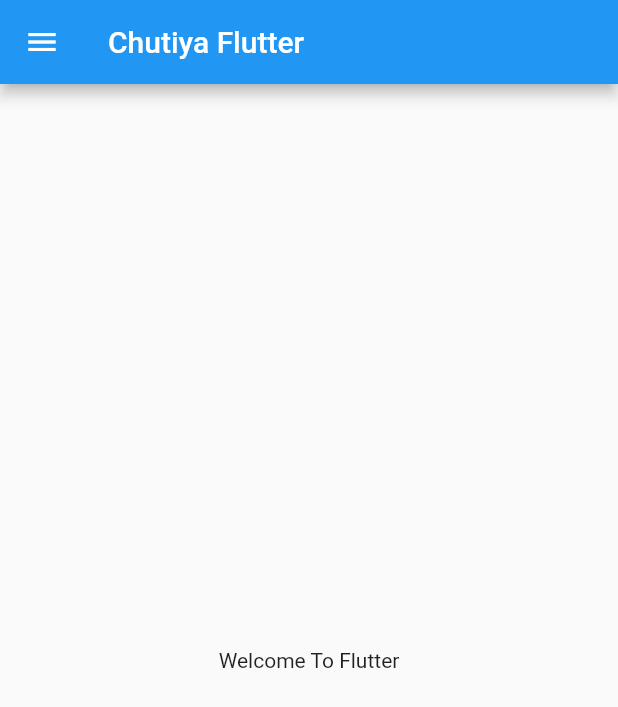
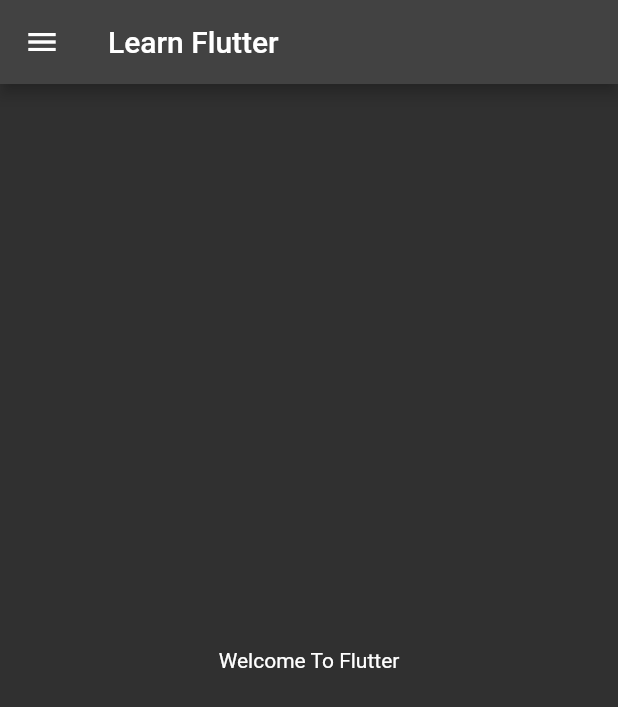
Before and after one commit to Anirudh-2003/Catalog-App, a Flutter app: the screen it shows after launch, on a phone screen of 412 x 824 dp. Shown: the top 707 px of the screen. Run offline on Flutter 3.47's test engine with Material 2 defaults, Android fonts, the phone set to English and light mode, and no system bars.

Commit message:
Pre-Setting Dark Mode

```diff
--- a/lib/HomePage.dart
+++ b/lib/Screens/HomePage.dart
@@ -7,7 +7,7 @@ class HomePage extends StatelessWidget {
   Widget build(BuildContext context) {
     return Scaffold(
       appBar: AppBar(
-        title: Text("Chutiya Flutter"),
+        title: Text("Learn Flutter"),
       ),
       body: Center(
         child: Container(
--- a/lib/main.dart
+++ b/lib/main.dart
@@ -1,5 +1,5 @@
 import 'package:flutter/material.dart';
-import 'package:untitled/HomePage.dart';
+import 'package:untitled/Screens/HomePage.dart';
 
 void main()
 {
@@ -12,6 +12,10 @@ class untitled extends StatelessWidget {
   Widget build(BuildContext context) {
     return MaterialApp(
       home: HomePage(),
+      themeMode: ThemeMode.dark,
+      theme: ThemeData(
+        brightness: Brightness.dark,
+      ),
     );
   }
 }
```
